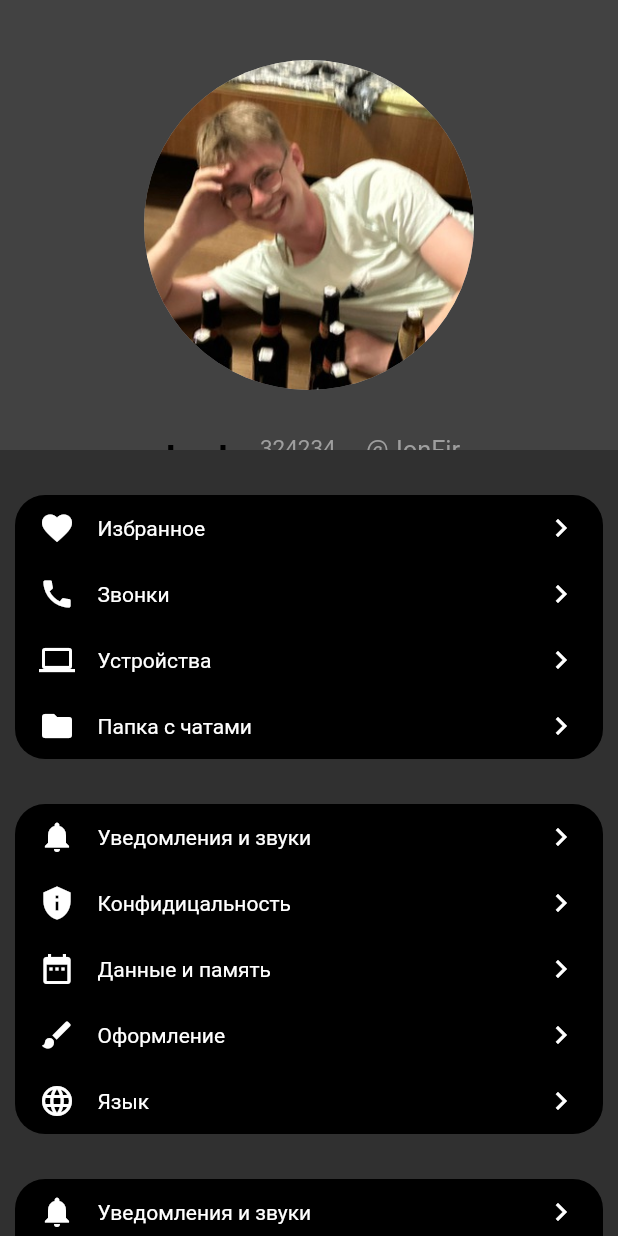
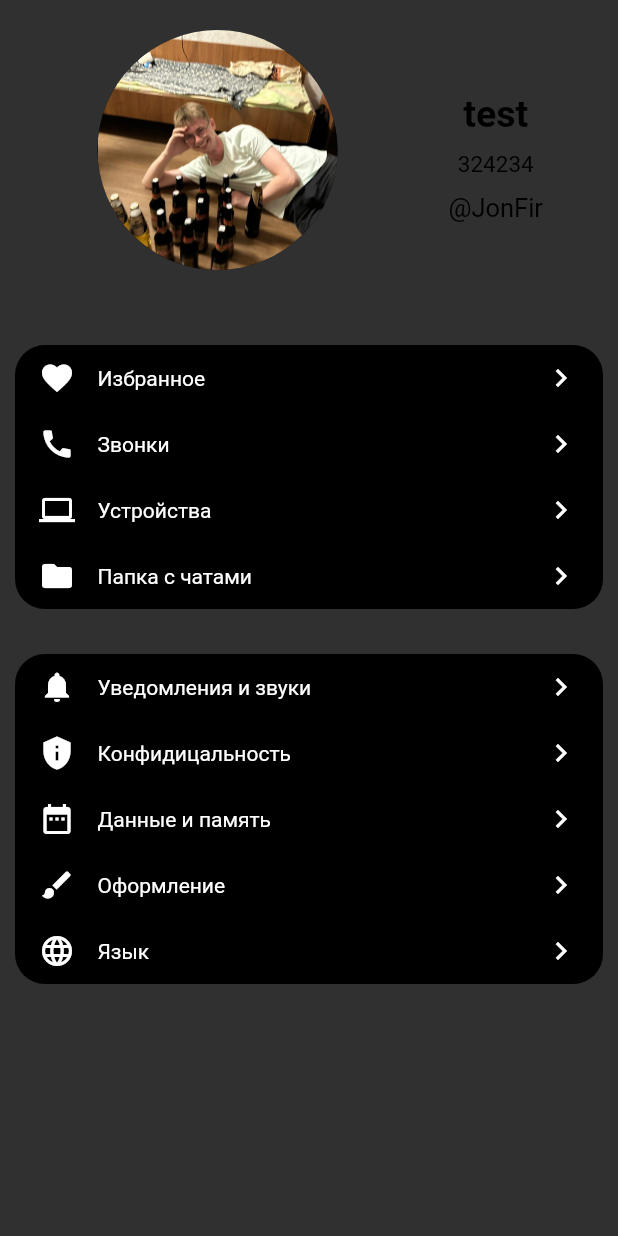
Before and after one commit to egerin11/my_first_app, a Flutter app: the screen it shows after launch, on a phone screen of 412 x 824 dp. Run offline on Flutter 3.47's test engine with Material 2 defaults, Android fonts, the phone set to English and light mode, and no system bars.

Commit message:
new commit

```diff
--- a/lib/ui/screens/placeholder_screen.dart
+++ b/lib/ui/screens/placeholder_screen.dart
@@ -14,7 +14,7 @@ class FavoritesSreen extends StatelessWidget {
   @override
   Widget build(BuildContext context) {
     return Scaffold(
-      appBar: AppBar(title: const Text('Заполнительный экран')),
+      appBar: AppBar(title: const Text('Избранное')),
       body: const Center(
         child: Text('Это заполнительный экран. Здесь может быть ваш контент.'),
       ),
--- a/lib/ui/screens/user_profile.dart
+++ b/lib/ui/screens/user_profile.dart
@@ -7,50 +7,42 @@ class SettingsScreen extends StatelessWidget {
 
   @override
   Widget build(BuildContext context) {
-    return Scaffold(
+    return SafeArea(
+      child: Scaffold(
         body: CustomScrollView(
           slivers: [
-          const SliverAppBar(
-            expandedHeight: 300,
+            SliverPersistentHeader(
               floating: true,
-            pinned: false,
-            centerTitle: true,
-            flexibleSpace: Stack(
+              pinned: true,
+              delegate: CustomSliverDelegate(
+                child: Container(
+                  decoration: BoxDecoration(
+                    color: Colors.grey[850]!,
+                  ),
+                  padding: const EdgeInsets.only(left: 50, right: 50),
+                  child: const Row(
+                    mainAxisAlignment: MainAxisAlignment.center,
                     children: [
-                Positioned.fill(
-                  top: 40,
-                  bottom: 40,
+                      Padding(
+                        padding: EdgeInsets.all(15),
                         child: _AvatarWidget(),
                       ),
-                Positioned(
-                  top: 290,
-                  left: 110,
-                  bottom: 0,
-                  child: Center(
-                    child: Expanded(
-                      child: Row(
-                        mainAxisAlignment: MainAxisAlignment.center,
+                      Spacer(),
+                      Column(
                         children: [
+                          Spacer(),
+                          SizedBox(height: 10),
                           _UserNameWidget(),
-                          SizedBox(width: 20),
+                          SizedBox(height: 10),
                           _UserPhoneWidget(),
-                          SizedBox(width: 20),
+                          SizedBox(height: 10),
                           _UserNickNameWidget(),
+                          Spacer(),
+                        ],
+                      ),
                     ],
                   ),
                 ),
-                  ),
-                ),
-                // Column(
-                //   mainAxisAlignment: MainAxisAlignment.center,
-                //   crossAxisAlignment: CrossAxisAlignment.center,
-                //   children: [
-                //     SizedBox(height: 20),
-                //     _UserNameWidget(),
-
-                //   ],
-                // ),
-              ],
               ),
             ),
             SliverList(
@@ -68,26 +60,11 @@ class SettingsScreen extends StatelessWidget {
                     items: getSecondMenu(context),
                   ),
                   const SizedBox(height: 30),
-                MenuWidget(
-                  items: getSecondMenu(context),
-                ),
-                const SizedBox(height: 30),
-                MenuWidget(
-                  items: getSecondMenu(context),
-                ),
-                const SizedBox(height: 30),
-                MenuWidget(
-                  items: getSecondMenu(context),
-                ),
-                const SizedBox(height: 30),
-                MenuWidget(
-                  items: getSecondMenu(context),
-                ),
-                const SizedBox(height: 30),
                 ],
               ),
             ])),
           ],
+        ),
       ),
     );
   }
@@ -168,10 +145,31 @@ class _UserNickNameWidget extends StatelessWidget {
     return const Text(
       '@JonFir',
       style: TextStyle(
-        color: Colors.grey,
+        color: Colors.black,
         fontSize: 17,
       ),
     );
+  }
+}
+
+class CustomSliverDelegate extends SliverPersistentHeaderDelegate {
+  final Widget child;
+
+  CustomSliverDelegate({required this.child});
+
+  @override
+  bool shouldRebuild(SliverPersistentHeaderDelegate oldDelegate) => true;
+
+  @override
+  double get maxExtent => 200;
+
+  @override
+  double get minExtent => 100;
+
+  @override
+  Widget build(
+      BuildContext context, double shrinkOffset, bool overlapsContent) {
+    return child;
   }
 }
 
@@ -185,7 +183,7 @@ class _UserPhoneWidget extends StatelessWidget {
     return const Text(
       '324234',
       style: TextStyle(
-        color: Colors.grey,
+        color: Colors.black,
         fontSize: 15,
       ),
     );
@@ -217,8 +215,7 @@ class _AvatarWidget extends StatelessWidget {
 
   @override
   Widget build(BuildContext context) => const CircleAvatar(
-        radius: 60,
-        foregroundColor: Color.fromARGB(255, 199, 4, 4),
+        radius: 80,
         backgroundImage: AssetImage("asset_image/learn_app.jpg"),
       );
 }
--- a/lib/ui/theme/menu_widget_style.dart
+++ b/lib/ui/theme/menu_widget_style.dart
@@ -6,7 +6,7 @@ class MenuWidgetStyle extends ThemeExtension<MenuWidgetStyle> {
 
   const MenuWidgetStyle({
     this.borderRadius = const BorderRadius.all(Radius.circular(20)),
-    this.backgroundColor = Colors.black,
+    this.backgroundColor = Colors.grey,
   });
 
   @override
```
Lines whose indentation alone changed are shown as unchanged.
